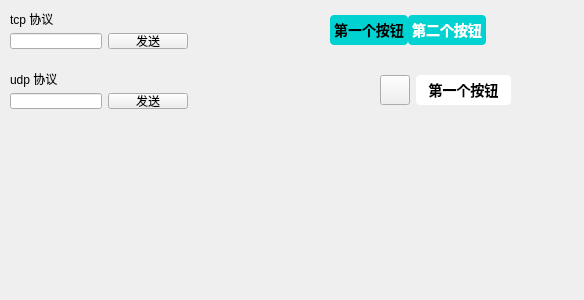
First picture: the form in cvuse/CVUseServer/winUI/other_page.ui, repository Hoemu/cvuse, before the edit.
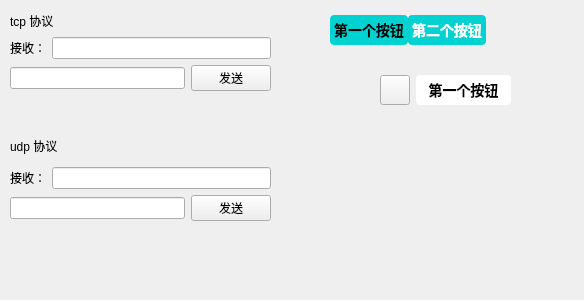
Second picture: the form after the edit. Icons and pictures are not drawn. Custom widgets are drawn as their Qt base class.

```diff
--- a/cvuse/CVUseServer/winUI/other_page.ui
+++ b/cvuse/CVUseServer/winUI/other_page.ui
@@ -256,9 +256,9 @@
    <property name="geometry">
     <rect>
      <x>10</x>
-     <y>70</y>
-     <width>178</width>
-     <height>39</height>
+     <y>130</y>
+     <width>261</width>
+     <height>91</height>
     </rect>
    </property>
    <layout class="QVBoxLayout" name="verticalLayout_2">
@@ -269,6 +269,20 @@
       </property>
      </widget>
     </item>
+    <item>
+     <layout class="QHBoxLayout" name="horizontalLayout_6">
+      <item>
+       <widget class="QLabel" name="label_4">
+        <property name="text">
+         <string>接收：</string>
+        </property>
+       </widget>
+      </item>
+      <item>
+       <widget class="QLineEdit" name="lineEdit_UDP_ACP"/>
+      </item>
+     </layout>
+    </item>
     <item>
      <layout class="QHBoxLayout" name="horizontalLayout_4">
       <item>
@@ -285,13 +299,13 @@
     </item>
    </layout>
   </widget>
-  <widget class="QWidget" name="">
+  <widget class="QWidget" name="layoutWidget">
    <property name="geometry">
     <rect>
      <x>10</x>
      <y>10</y>
-     <width>178</width>
-     <height>39</height>
+     <width>261</width>
+     <height>81</height>
     </rect>
    </property>
    <layout class="QVBoxLayout" name="verticalLayout">
@@ -302,6 +316,20 @@
       </property>
      </widget>
     </item>
+    <item>
+     <layout class="QHBoxLayout" name="horizontalLayout_5">
+      <item>
+       <widget class="QLabel" name="label_2">
+        <property name="text">
+         <string>接收：</string>
+        </property>
+       </widget>
+      </item>
+      <item>
+       <widget class="QLineEdit" name="lineEdit_TCP_ACP"/>
+      </item>
+     </layout>
+    </item>
     <item>
      <layout class="QHBoxLayout" name="horizontalLayout_2">
       <item>
```
Left out of the diff: 4 changed lines with no effect on the pictures.
